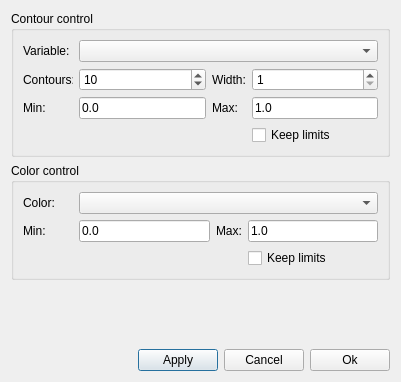
The window that ElmerGUI/vtkpost/isocontour.ui (tehnick/elmerfem) describes before a commit, drawn with Qt 5.
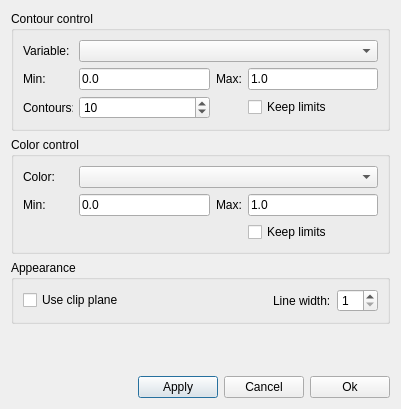
The same window after the commit. Icons and pictures are not drawn.

Commit message: ElmerGUI: Added clip plane for isocontours

Patch:
```diff
--- a/ElmerGUI/vtkpost/isocontour.ui
+++ b/ElmerGUI/vtkpost/isocontour.ui
@@ -6,7 +6,7 @@
     <x>0</x>
     <y>0</y>
     <width>401</width>
-    <height>382</height>
+    <height>409</height>
    </rect>
   </property>
   <property name="windowTitle" >
@@ -55,6 +55,52 @@
       <item>
        <layout class="QGridLayout" >
         <item row="0" column="0" >
+         <widget class="QLabel" name="contoursMinLabel" >
+          <property name="maximumSize" >
+           <size>
+            <width>70</width>
+            <height>16777215</height>
+           </size>
+          </property>
+          <property name="text" >
+           <string>Min:</string>
+          </property>
+         </widget>
+        </item>
+        <item row="0" column="1" >
+         <widget class="QLineEdit" name="contoursMinEdit" >
+          <property name="maximumSize" >
+           <size>
+            <width>16777215</width>
+            <height>24</height>
+           </size>
+          </property>
+          <property name="text" >
+           <string>0.0</string>
+          </property>
+         </widget>
+        </item>
+        <item row="0" column="2" >
+         <widget class="QLabel" name="contoursMaxLabel" >
+          <property name="text" >
+           <string>Max:</string>
+          </property>
+         </widget>
+        </item>
+        <item row="0" column="3" >
+         <widget class="QLineEdit" name="contoursMaxEdit" >
+          <property name="maximumSize" >
+           <size>
+            <width>16777215</width>
+            <height>24</height>
+           </size>
+          </property>
+          <property name="text" >
+           <string>1.0</string>
+          </property>
+         </widget>
+        </item>
+        <item row="1" column="0" >
          <widget class="QLabel" name="contoursLabel" >
           <property name="maximumSize" >
            <size>
@@ -67,7 +113,7 @@
           </property>
          </widget>
         </item>
-        <item row="0" column="1" >
+        <item row="1" column="1" >
          <widget class="QSpinBox" name="contoursSpin" >
           <property name="minimumSize" >
            <size>
@@ -92,73 +138,7 @@
           </property>
          </widget>
         </item>
-        <item row="0" column="2" >
-         <widget class="QLabel" name="widthLabel" >
-          <property name="text" >
-           <string>Width:</string>
-          </property>
-         </widget>
-        </item>
-        <item row="0" column="3" >
-         <widget class="QSpinBox" name="lineWidthSpin" >
-          <property name="maximumSize" >
-           <size>
-            <width>16777215</width>
-            <height>24</height>
-           </size>
-          </property>
-          <property name="minimum" >
-           <number>1</number>
-          </property>
-         </widget>
-        </item>
-        <item row="1" column="0" >
-         <widget class="QLabel" name="contoursMinLabel" >
-          <property name="maximumSize" >
-           <size>
-            <width>70</width>
-            <height>16777215</height>
-           </size>
-          </property>
-          <property name="text" >
-           <string>Min:</string>
-          </property>
-         </widget>
-        </item>
-        <item row="1" column="1" >
-         <widget class="QLineEdit" name="contoursMinEdit" >
-          <property name="maximumSize" >
-           <size>
-            <width>16777215</width>
-            <height>24</height>
-           </size>
-          </property>
-          <property name="text" >
-           <string>0.0</string>
-          </property>
-         </widget>
-        </item>
-        <item row="1" column="2" >
-         <widget class="QLabel" name="contoursMaxLabel" >
-          <property name="text" >
-           <string>Max:</string>
-          </property>
-         </widget>
-        </item>
         <item row="1" column="3" >
-         <widget class="QLineEdit" name="contoursMaxEdit" >
-          <property name="maximumSize" >
-           <size>
-            <width>16777215</width>
-            <height>24</height>
-           </size>
-          </property>
-          <property name="text" >
-           <string>1.0</string>
-          </property>
-         </widget>
-        </item>
-        <item row="2" column="3" >
          <widget class="QCheckBox" name="keepContourLimits" >
           <property name="text" >
            <string>Keep limits</string>
@@ -263,6 +243,59 @@
      </layout>
     </widget>
    </item>
+   <item>
+    <widget class="QGroupBox" name="groupBox" >
+     <property name="title" >
+      <string>Appearance</string>
+     </property>
+     <layout class="QVBoxLayout" >
+      <item>
+       <layout class="QHBoxLayout" >
+        <item>
+         <widget class="QCheckBox" name="useClip" >
+          <property name="text" >
+           <string>Use clip plane</string>
+          </property>
+         </widget>
+        </item>
+        <item>
+         <spacer>
+          <property name="orientation" >
+           <enum>Qt::Horizontal</enum>
+          </property>
+          <property name="sizeHint" >
+           <size>
+            <width>40</width>
+            <height>20</height>
+           </size>
+          </property>
+         </spacer>
+        </item>
+        <item>
+         <widget class="QLabel" name="widthLabel" >
+          <property name="text" >
+           <string>Line width:</string>
+          </property>
+         </widget>
+        </item>
+        <item>
+         <widget class="QSpinBox" name="lineWidthSpin" >
+          <property name="maximumSize" >
+           <size>
+            <width>16777215</width>
+            <height>24</height>
+           </size>
+          </property>
+          <property name="minimum" >
+           <number>1</number>
+          </property>
+         </widget>
+        </item>
+       </layout>
+      </item>
+     </layout>
+    </widget>
+   </item>
    <item>
     <spacer>
      <property name="orientation" >
```
The commit also changes 2 other files.
